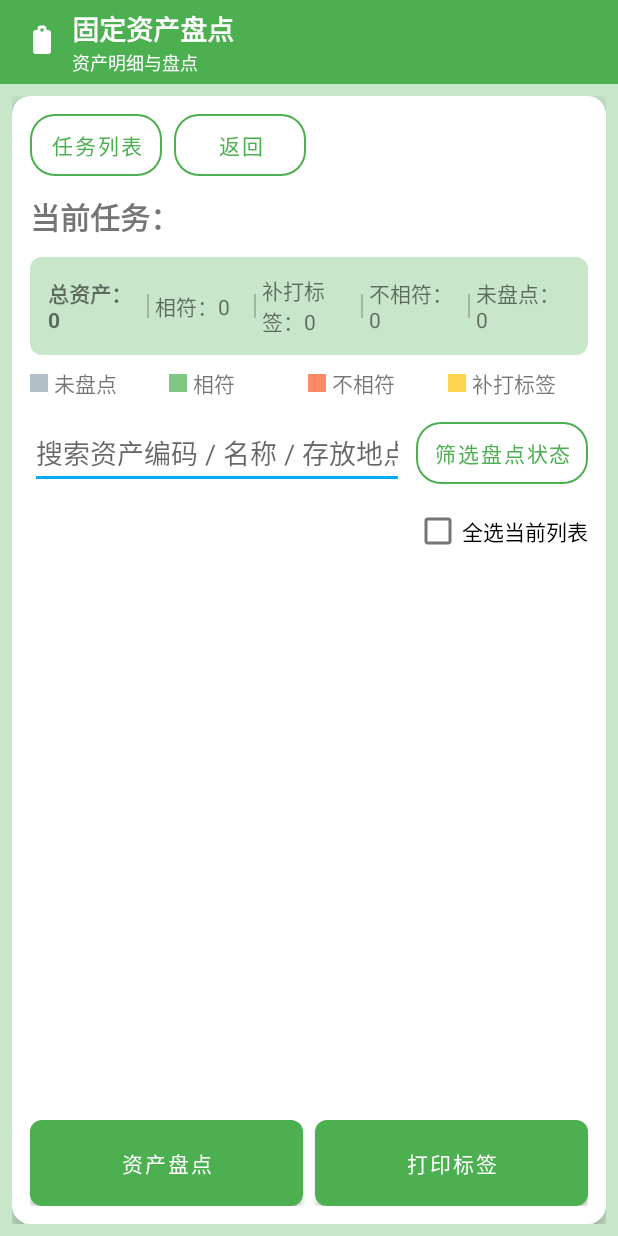
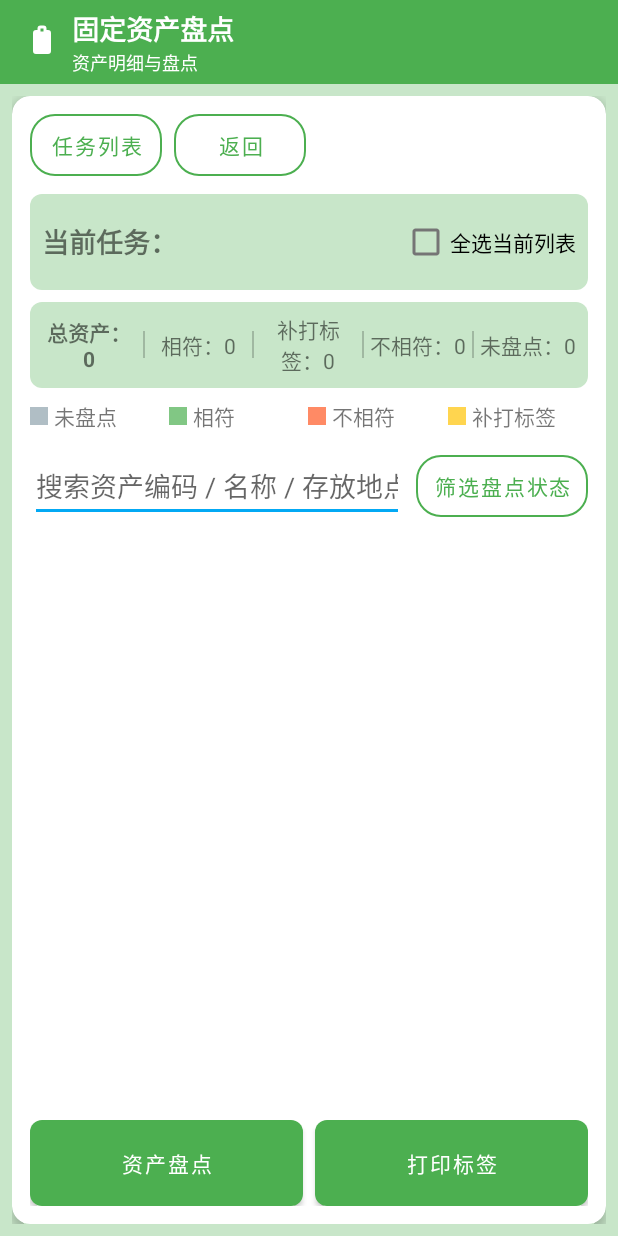
Before and after one commit to xuexizhe007/asset-inventory-app, an Android app: the MainActivity screen opened directly, with no data from a screen before it, on a phone screen of 412 x 824 dp. Run offline under Robolectric (Android 15) with nearby library versions, the phone set to English and light mode, and no system bars; 11 statements that could not run were skipped.

Commit message:
v3-0.006

```diff
--- a/app/src/main/java/com/example/assetinventory/ui/AssetEditActivity.kt
+++ b/app/src/main/java/com/example/assetinventory/ui/AssetEditActivity.kt
@@ -8,7 +8,6 @@ import android.widget.EditText
 import android.widget.TextView
 import android.widget.Toast
 import androidx.appcompat.app.AppCompatActivity
-import com.example.assetinventory.ui.MainActivity
 import com.example.assetinventory.R
 import com.example.assetinventory.data.LocalStore
 import com.example.assetinventory.model.Asset
@@ -91,11 +90,20 @@ class AssetEditActivity : AppCompatActivity() {
             Toast.makeText(this, "修改已保存，状态已设为：不相符", Toast.LENGTH_SHORT).show()
 
             // 修改完成后返回资产列表页
-            val intent = Intent(this, MainActivity::class.java)
-            intent.putExtra(MainActivity.EXTRA_TASK_ID, taskId)
-            intent.putExtra(MainActivity.EXTRA_TASK_NAME, "")
-            intent.addFlags(Intent.FLAG_ACTIVITY_CLEAR_TOP)
-            startActivity(intent)
+            // 关键修复：不再把任务名称写成空字符串，而是继承原有的所有 extras
+            val mainIntent = Intent(this, MainActivity::class.java)
+
+            // 继承当前 Intent 携带的所有参数（包括任务名称），避免丢失
+            this.intent.extras?.let { extras ->
+                mainIntent.putExtras(extras)
+            }
+
+            // 确保任务 ID 正确（用最新的 taskId 覆盖）
+            mainIntent.putExtra(MainActivity.EXTRA_TASK_ID, taskId)
+
+            // 不再覆盖 EXTRA_TASK_NAME，保持原值
+            mainIntent.addFlags(Intent.FLAG_ACTIVITY_CLEAR_TOP)
+            startActivity(mainIntent)
 
             finish()
         }
@@ -111,7 +119,7 @@ class AssetEditActivity : AppCompatActivity() {
         currentAsset = asset
         tvCode.text = "资产编码：${asset.code}"
 
-        // 修改：拼接显示类别
+        // 拼接显示类别：名称 + 换行 + 类别（如果有）
         val categoryStr = if (asset.category.isNullOrEmpty()) "" else " \n资产类别：${asset.category}"
         tvName.text = "资产名称：${asset.name}$categoryStr"
 
--- a/app/src/main/java/com/example/assetinventory/ui/MainActivity.kt
+++ b/app/src/main/java/com/example/assetinventory/ui/MainActivity.kt
@@ -59,6 +59,7 @@ class MainActivity : AppCompatActivity() {
             return
         }
 
+        // 如果你在主题里还有 ActionBar，这个标题也会显示任务名（上面的自定义 Toolbar 仍然有效）
         supportActionBar?.title = taskName
 
         btnBackTaskList = findViewById(R.id.btnBackTaskList)
--- a/app/src/main/res/layout/activity_main.xml
+++ b/app/src/main/res/layout/activity_main.xml
@@ -94,27 +94,44 @@
                         android:text="返回" />
                 </LinearLayout>
 
-                <!-- 当前任务名称（标题样式） -->
-                <TextView
-                    android:id="@+id/tvTaskName"
+                <!-- 当前任务 + 全选当前列表（带背景条） -->
+                <LinearLayout
+                    android:id="@+id/layoutTaskHeader"
                     android:layout_width="match_parent"
                     android:layout_height="wrap_content"
                     android:layout_marginTop="12dp"
-                    android:text="当前任务："
-                    android:textSize="20sp"
-                    android:textStyle="bold"
-                    android:lineSpacingExtra="2dp"
-                    android:maxLines="2" />
+                    android:background="@drawable/bg_summary_bar"
+                    android:padding="8dp"
+                    android:orientation="horizontal"
+                    android:gravity="center_vertical">
 
-                <!-- 统计信息：一行五项，中间竖线分割 -->
+                    <TextView
+                        android:id="@+id/tvTaskName"
+                        android:layout_width="0dp"
+                        android:layout_height="wrap_content"
+                        android:layout_weight="1"
+                        android:text="当前任务："
+                        android:textSize="18sp"
+                        android:textStyle="bold"
+                        android:lineSpacingExtra="2dp"
+                        android:maxLines="2" />
+
+                    <CheckBox
+                        android:id="@+id/cbSelectAll"
+                        android:layout_width="wrap_content"
+                        android:layout_height="wrap_content"
+                        android:text="全选当前列表" />
+                </LinearLayout>
+
+                <!-- 统计信息：一行五项，中间竖线分割，文本居中 -->
                 <LinearLayout
                     android:id="@+id/layoutSummary"
                     android:layout_width="match_parent"
                     android:layout_height="wrap_content"
-                    android:layout_marginTop="12dp"
+                    android:layout_marginTop="8dp"
                     android:orientation="horizontal"
                     android:background="@drawable/bg_summary_bar"
-                    android:padding="12dp"
+                    android:padding="8dp"
                     android:gravity="center_vertical">
 
                     <TextView
@@ -124,11 +141,12 @@
                         android:layout_weight="1"
                         android:text="总资产：0"
                         android:textStyle="bold"
-                        android:textSize="14sp" />
+                        android:textSize="14sp"
+                        android:gravity="center" />
 
                     <View
                         android:layout_width="1dp"
-                        android:layout_height="16dp"
+                        android:layout_height="18dp"
                         android:layout_marginStart="4dp"
                         android:layout_marginEnd="4dp"
                         android:background="#33000000" />
@@ -139,11 +157,12 @@
                         android:layout_height="wrap_content"
                         android:layout_weight="1"
                         android:text="相符：0"
-                        android:textSize="14sp" />
+                        android:textSize="14sp"
+                        android:gravity="center" />
 
                     <View
                         android:layout_width="1dp"
-                        android:layout_height="16dp"
+                        android:layout_height="18dp"
                         android:layout_marginStart="4dp"
                         android:layout_marginEnd="4dp"
                         android:background="#33000000" />
@@ -154,11 +173,12 @@
                         android:layout_height="wrap_content"
                         android:layout_weight="1"
                         android:text="补打标签：0"
-                        android:textSize="14sp" />
+                        android:textSize="14sp"
+                        android:gravity="center" />
 
                     <View
                         android:layout_width="1dp"
-                        android:layout_height="16dp"
+                        android:layout_height="18dp"
                         android:layout_marginStart="4dp"
                         android:layout_marginEnd="4dp"
                         android:background="#33000000" />
@@ -169,11 +189,12 @@
                         android:layout_height="wrap_content"
                         android:layout_weight="1"
                         android:text="不相符：0"
-                        android:textSize="14sp" />
+                        android:textSize="14sp"
+                        android:gravity="center" />
 
                     <View
                         android:layout_width="1dp"
-                        android:layout_height="16dp"
+                        android:layout_height="18dp"
                         android:layout_marginStart="4dp"
                         android:layout_marginEnd="4dp"
                         android:background="#33000000" />
@@ -184,7 +205,8 @@
                         android:layout_height="wrap_content"
                         android:layout_weight="1"
                         android:text="未盘点：0"
-                        android:textSize="14sp" />
+                        android:textSize="14sp"
+                        android:gravity="center" />
                 </LinearLayout>
 
                 <!-- 盘点状态说明 Legend -->
@@ -298,21 +320,6 @@
                         android:text="@string/filter_status" />
                 </LinearLayout>
 
-                <!-- 全选当前列表 -->
-                <LinearLayout
-                    android:layout_width="match_parent"
-                    android:layout_height="wrap_content"
-                    android:layout_marginTop="4dp"
-                    android:gravity="end"
-                    android:orientation="horizontal">
-
-                    <CheckBox
-                        android:id="@+id/cbSelectAll"
-                        android:layout_width="wrap_content"
-                        android:layout_height="wrap_content"
-                        android:text="全选当前列表" />
-                </LinearLayout>
-
                 <!-- 资产列表 -->
                 <androidx.recyclerview.widget.RecyclerView
                     android:id="@+id/rvAssets"
```
